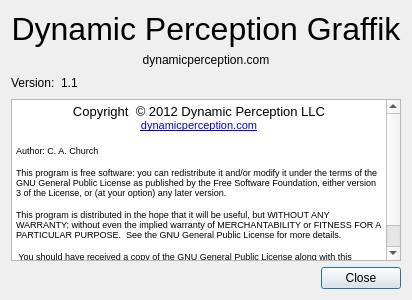
Qt form Graffik/gui/core/Dialogs/aboutdialog.ui (DynamicPerception/Graffik_Legacy) before a commit.
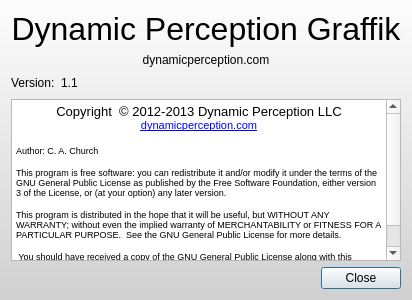
The same form after that commit.

```diff
--- a/Graffik/gui/core/Dialogs/aboutdialog.ui
+++ b/Graffik/gui/core/Dialogs/aboutdialog.ui
@@ -14,7 +14,9 @@
    <string>About</string>
   </property>
   <property name="styleSheet">
-   <string notr="true"/>
+   <string notr="true">#AboutDialog {
+background-color:qlineargradient(spread:pad, x1:0, y1:0, x2:0, y2:1, stop:0 rgba(253, 253, 253, 255), stop:1 rgba(208, 208, 208, 255));
+}</string>
   </property>
   <layout class="QGridLayout" name="gridLayout">
    <item row="0" column="0" colspan="3">
@@ -76,7 +78,7 @@
 &lt;html&gt;&lt;head&gt;&lt;meta name=&quot;qrichtext&quot; content=&quot;1&quot; /&gt;&lt;style type=&quot;text/css&quot;&gt;
 p, li { white-space: pre-wrap; }
 &lt;/style&gt;&lt;/head&gt;&lt;body style=&quot; font-family:'Lucida Grande'; font-size:13pt; font-weight:400; font-style:normal;&quot;&gt;
-&lt;p align=&quot;center&quot; style=&quot; margin-top:0px; margin-bottom:0px; margin-left:0px; margin-right:0px; -qt-block-indent:0; text-indent:0px;&quot;&gt;&lt;span style=&quot; font-size:10pt;&quot;&gt;Copyright  © 2012 Dynamic Perception LLC&lt;/span&gt;&lt;/p&gt;
+&lt;p align=&quot;center&quot; style=&quot; margin-top:0px; margin-bottom:0px; margin-left:0px; margin-right:0px; -qt-block-indent:0; text-indent:0px;&quot;&gt;&lt;span style=&quot; font-size:10pt;&quot;&gt;Copyright  © 2012-2013 Dynamic Perception LLC&lt;/span&gt;&lt;/p&gt;
 &lt;p align=&quot;center&quot; style=&quot; margin-top:0px; margin-bottom:0px; margin-left:0px; margin-right:0px; -qt-block-indent:0; text-indent:0px;&quot;&gt;&lt;a href=&quot;dynamicperception.com&quot;&gt;&lt;span style=&quot; font-family:'MS Shell Dlg 2'; font-size:8pt; text-decoration: underline; color:#0000ff;&quot;&gt;dynamicperception.com&lt;/span&gt;&lt;/a&gt;&lt;/p&gt;
 &lt;p align=&quot;center&quot; style=&quot;-qt-paragraph-type:empty; margin-top:0px; margin-bottom:0px; margin-left:0px; margin-right:0px; -qt-block-indent:0; text-indent:0px; font-family:'MS Shell Dlg 2'; font-size:8pt; text-decoration: underline; color:#0000ff;&quot;&gt;&lt;/p&gt;
 &lt;p style=&quot; margin-top:0px; margin-bottom:0px; margin-left:0px; margin-right:0px; -qt-block-indent:0; text-indent:0px;&quot;&gt;&lt;span style=&quot; font-size:7pt;&quot;&gt;Author: C. A. Church&lt;/span&gt;&lt;/p&gt;
```
